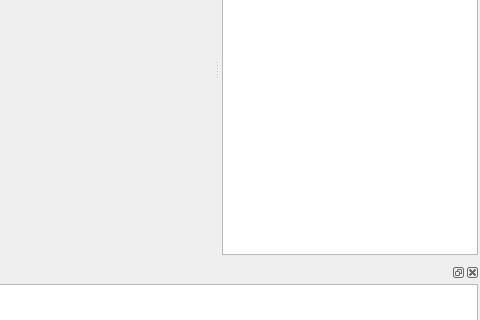
The window that GUI/pgdbatool/mainwindow.ui (marcotcal/PG-DBA-Tools) describes before a commit, drawn with Qt 5; both pictures show x 605 to 1085 and y 168 to 488 of the 1085 by 690 pixel window.
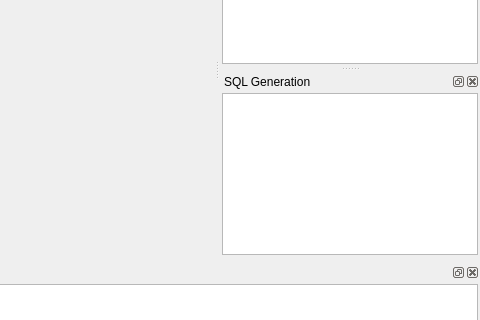
The same window after the commit. Icons and pictures are not drawn. Custom widgets are drawn as their Qt base class.

Commit message: SQL Tree View

Patch:
```diff
--- a/GUI/pgdbatool/mainwindow.ui
+++ b/GUI/pgdbatool/mainwindow.ui
@@ -482,6 +482,45 @@
     </layout>
    </widget>
   </widget>
+  <widget class="QDockWidget" name="dock_sql">
+   <property name="windowTitle">
+    <string>SQL Generation</string>
+   </property>
+   <attribute name="dockWidgetArea">
+    <number>2</number>
+   </attribute>
+   <widget class="QWidget" name="dockWidgetContents_6">
+    <layout class="QHBoxLayout" name="horizontalLayout_3">
+     <property name="spacing">
+      <number>2</number>
+     </property>
+     <property name="leftMargin">
+      <number>2</number>
+     </property>
+     <property name="topMargin">
+      <number>2</number>
+     </property>
+     <property name="rightMargin">
+      <number>2</number>
+     </property>
+     <property name="bottomMargin">
+      <number>2</number>
+     </property>
+     <item>
+      <widget class="SQLGenTreeWidget" name="sql_generator_list">
+       <attribute name="headerVisible">
+        <bool>false</bool>
+       </attribute>
+       <column>
+        <property name="text">
+         <string notr="true">1</string>
+        </property>
+       </column>
+      </widget>
+     </item>
+    </layout>
+   </widget>
+  </widget>
   <action name="actionExit">
    <property name="icon">
     <iconset resource="pgdbatool.qrc">
@@ -1063,6 +1102,11 @@
    <extends>QTreeWidget</extends>
    <header>ddlgentreewidget.h</header>
   </customwidget>
+  <customwidget>
+   <class>SQLGenTreeWidget</class>
+   <extends>QTreeWidget</extends>
+   <header>sqlgentreewidget.h</header>
+  </customwidget>
  </customwidgets>
  <resources>
   <include location="pgdbatool.qrc"/>
```
Left out of the diff: 2 changed lines with no effect on the pictures. The commit also changes 4 other files.
